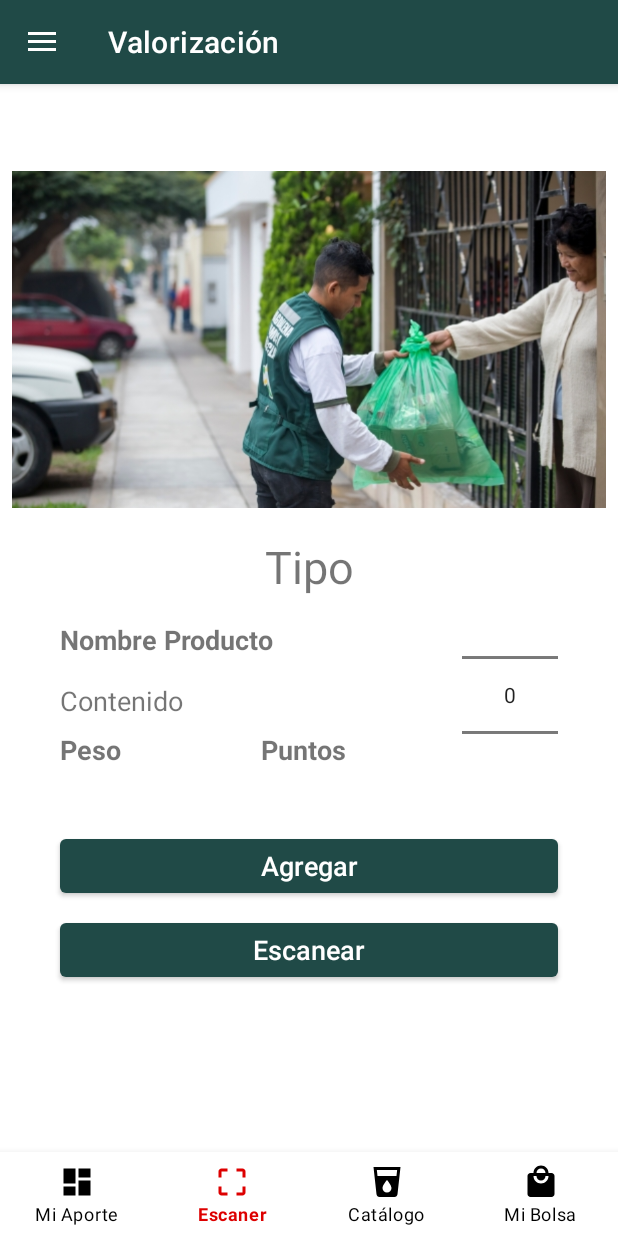
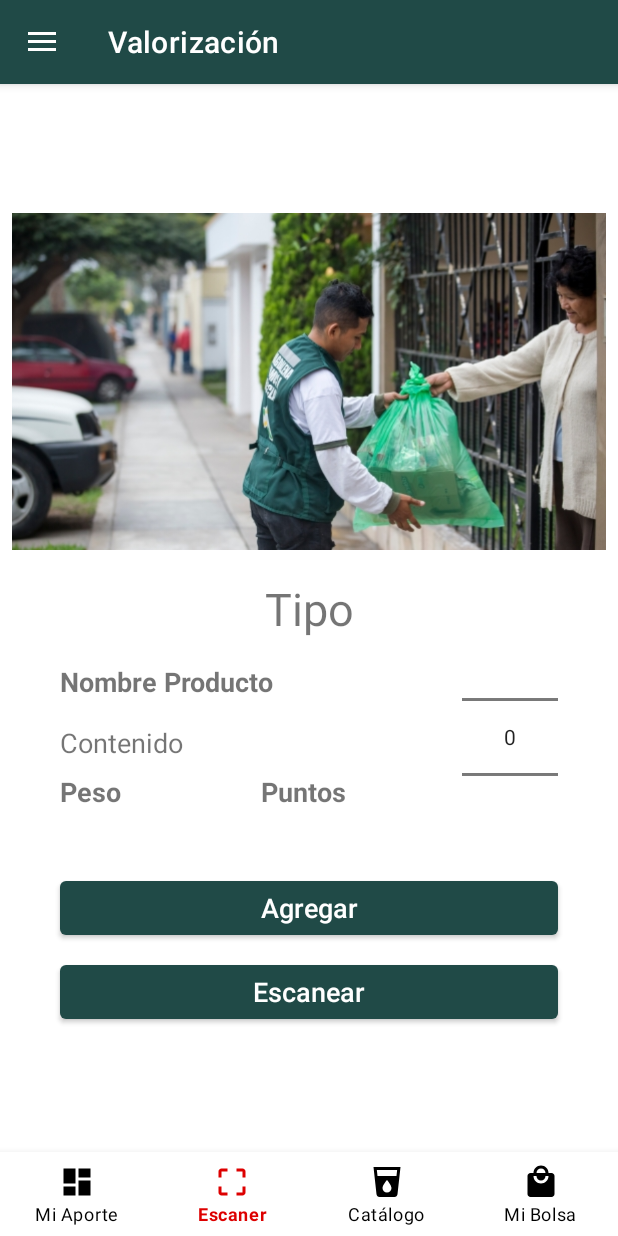
Before and after one commit to dredson71/RecyclerMovilesTDP, an Android app: the BolsaActivity screen opened directly, with no data from a screen before it, item 2 of the bottom bar chosen, on a phone screen of 412 x 824 dp. Run offline under Robolectric (Android 15) with nearby library versions, the phone set to English and light mode, and no system bars; our stand-ins replace Picasso; libraries missing offline, so code that uses them is left out: com.google.zxing.integration; pictures from the network do not load; 7 statements that could not run were skipped.

Commit message:
FixedBolsa

```diff
--- a/app/src/main/java/com/example/reciclemosdemo/Inicio/BolsaActivity.java
+++ b/app/src/main/java/com/example/reciclemosdemo/Inicio/BolsaActivity.java
@@ -30,9 +30,8 @@ import com.google.android.material.navigation.NavigationView;
 
 import java.util.ArrayList;
 
-public class BolsaActivity extends AppCompatActivity  implements NavigationView.OnNavigationItemSelectedListener{
+public class BolsaActivity extends AppCompatActivity implements NavigationView.OnNavigationItemSelectedListener  {
     private DrawerLayout mDrawerLayout;
-    private ActionBarDrawerToggle mToggle;
     FragmentManager fragmentManager;
     FragmentTransaction transaction, transaction2;
     Fragment detalleFragment = new DetalleFragment();
@@ -50,21 +49,12 @@ public class BolsaActivity extends AppCompatActivity  implements NavigationView.
         ActionBarDrawerToggle mToggle = new ActionBarDrawerToggle(this,mDrawerLayout,toolbar,R.string.open,R.string.close);
         mDrawerLayout.addDrawerListener(mToggle);
         mToggle.syncState();
+        fragmentManager = getSupportFragmentManager();
+        transaction = fragmentManager.beginTransaction();
 
         dbHelper helper = new dbHelper(this, "Usuario.sqlite", null, 1);
         SQLiteDatabase db = helper.getReadableDatabase();
-        Cursor f = db.rawQuery("select codigo, nombre from Usuario", null);
-        f.moveToFirst();
-        View headerView = navigationView.getHeaderView(0);
-        TextView navUsername = (TextView) headerView.findViewById(R.id.txtUser);
-        navUsername.setText(f.getString(1));
-        TextView navViewProfile = headerView.findViewById(R.id.txtMiPerfil);
-        navViewProfile.setOnClickListener(new View.OnClickListener() {
-            @Override
-            public void onClick(View v) {
-                startActivity(new Intent(getApplicationContext(), ProfileActivity.class));
-            }
-        });
+
         Cursor fila2 = db.rawQuery("select codigo from Bolsa where activa = 'true'", null);
 
         fila2.moveToFirst();
@@ -78,6 +68,22 @@ public class BolsaActivity extends AppCompatActivity  implements NavigationView.
         } else {
             setEscaneaAlgoFragment();
         }
+
+        Cursor filaUsuario = db.rawQuery("select codigo, nombre from Usuario", null);
+
+        filaUsuario.moveToFirst();
+        View headerView = navigationView.getHeaderView(0);
+        TextView navUsername = (TextView) headerView.findViewById(R.id.txtUser);
+        navUsername.setText(filaUsuario.getString(1));
+        TextView navViewProfile = headerView.findViewById(R.id.txtMiPerfil);
+        navViewProfile.setOnClickListener(new View.OnClickListener() {
+            @Override
+            public void onClick(View v) {
+                startActivity(new Intent(getApplicationContext(), ProfileActivity.class));
+            }
+        });
+
+
 
         //INICIALIZA APP BAR
         BottomNavigationView bottomNavigationView = findViewById(R.id.botton_navigation);
@@ -108,13 +114,6 @@ public class BolsaActivity extends AppCompatActivity  implements NavigationView.
         });
     }
 
-    public void setEscaneaAlgoFragment(){
-        fragmentManager = getSupportFragmentManager();
-        transaction2 = fragmentManager.beginTransaction();
-        transaction2.replace(R.id.fragment, escaneaAlgoFragment);
-        transaction2.commit();
-    }
-
     @Override
     public void onBackPressed() {
         if(mDrawerLayout.isDrawerOpen(GravityCompat.START)){
@@ -122,6 +121,12 @@ public class BolsaActivity extends AppCompatActivity  implements NavigationView.
         }else{
             super.onBackPressed();
         }
+    }
+    public void setEscaneaAlgoFragment(){
+        fragmentManager = getSupportFragmentManager();
+        transaction2 = fragmentManager.beginTransaction();
+        transaction2.replace(R.id.fragment, escaneaAlgoFragment);
+        transaction2.commit();
     }
 
     @Override
--- a/app/src/main/res/layout/activity_lector.xml
+++ b/app/src/main/res/layout/activity_lector.xml
@@ -23,7 +23,7 @@
             app:layout_constraintBottom_toTopOf="@+id/botton_navigation"
             app:layout_constraintEnd_toEndOf="parent"
             app:layout_constraintStart_toStartOf="parent"
-            app:layout_constraintTop_toTopOf="parent" />
+            app:layout_constraintTop_toBottomOf="@+id/toolbar" />
 
     <androidx.appcompat.widget.Toolbar
         android:id="@+id/toolbar"
```
